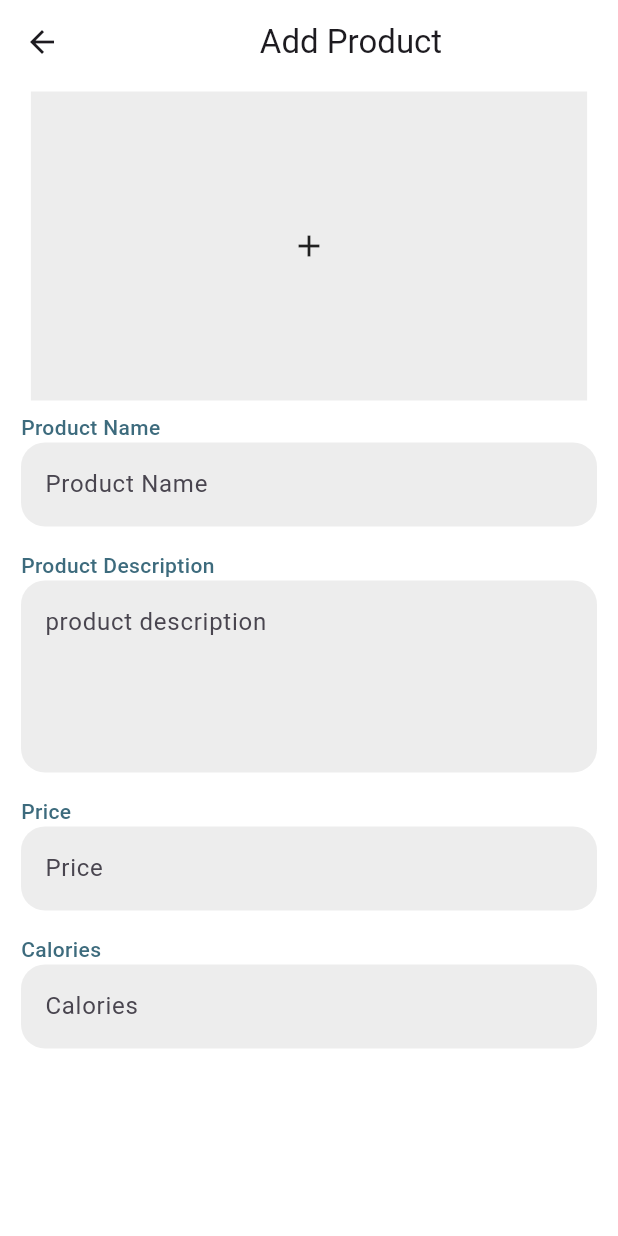
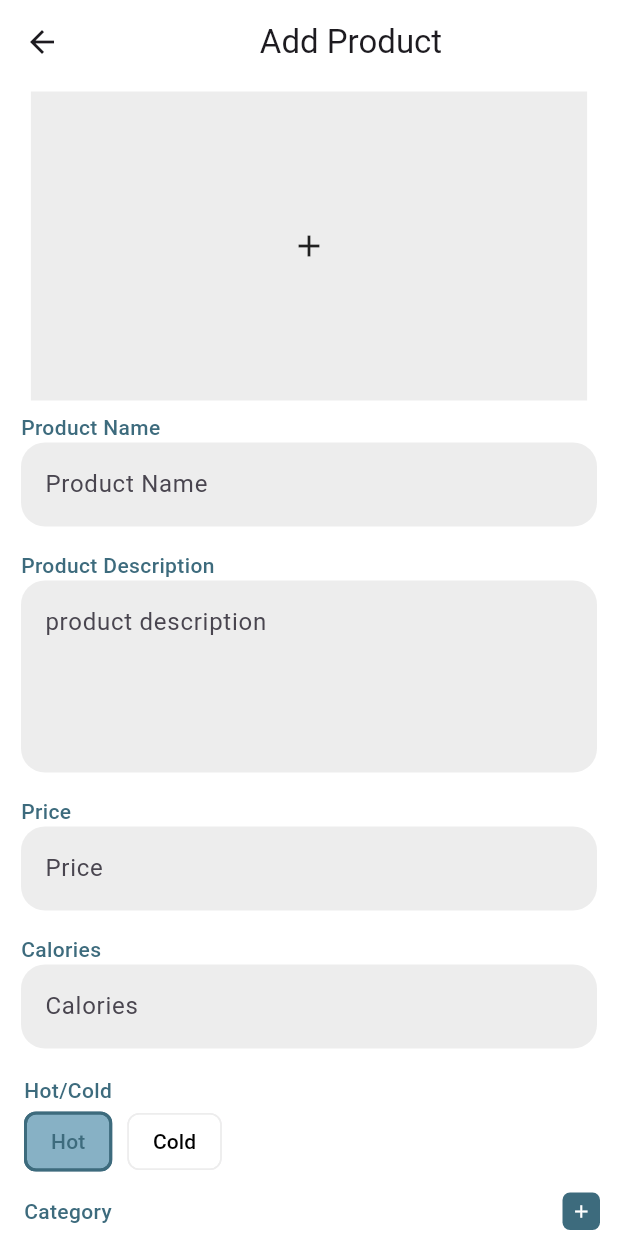
Before and after one commit to trt14/onze_coffee_app, a Flutter app: the screen it shows after launch, on a phone screen of 412 x 824 dp. Run offline on Flutter 3.47's test engine with Material 3 defaults, Android fonts, the phone set to English and light mode, and no system bars.

Commit message:
Desgin:Employee add product Part 2

```diff
--- a/lib/screen/employee/emp_add_product_screen.dart
+++ b/lib/screen/employee/emp_add_product_screen.dart
@@ -1,6 +1,7 @@
 import 'package:flutter/material.dart';
 import 'package:onze_coffee_app/helper/custom_colors.dart';
 import 'package:onze_coffee_app/helper/screen.dart';
+import 'package:onze_coffee_app/widget/custom_choice_chip.dart';
 import 'package:onze_coffee_app/widget/custom_text_field.dart';
 
 class EmpAddProductScreen extends StatelessWidget {
@@ -16,18 +17,21 @@ class EmpAddProductScreen extends StatelessWidget {
         ),
         backgroundColor: AppColor.white,
         body: SingleChildScrollView(
-          child: Center(
           child: Column(
+            mainAxisAlignment: MainAxisAlignment.start,
+            crossAxisAlignment: CrossAxisAlignment.start,
             children: [
               const SizedBox(
                 height: 5,
               ),
-                Container(
+              Center(
+                child: Container(
                   width: context.getWidth(value: 90 / 100),
                   height: context.getHeight(value: 0.25),
                   constraints: const BoxConstraints(maxWidth: 400),
                   decoration: const BoxDecoration(color: AppColor.fivth),
                   child: const Icon(Icons.add),
+                ),
               ),
               CustomTextField(
                 title: "Product Name",
@@ -46,8 +50,114 @@ class EmpAddProductScreen extends StatelessWidget {
                 title: "Calories",
                 hint: "Calories",
               ),
+              const SizedBox(
+                height: 10,
+              ),
+              Padding(
+                padding: const EdgeInsets.only(left: 16),
+                child: Column(
+                  mainAxisAlignment: MainAxisAlignment.start,
+                  crossAxisAlignment: CrossAxisAlignment.start,
+                  children: [
+                    const Text(
+                      "Hot/Cold",
+                      style: TextStyle(
+                          color: AppColor.primary,
+                          fontSize: 14,
+                          fontWeight: FontWeight.w500),
+                    ),
+                    Row(
+                      children: [
+                        ChoiceChip(
+                          label: const Text("Hot"),
+                          selected: true,
+                          selectedColor: AppColor.forth,
+                          side: const BorderSide(
+                              color: AppColor.primary, width: 2),
+                          labelStyle: const TextStyle(color: AppColor.primary),
+                          showCheckmark: false,
+                          onSelected: (value) {},
+                        ),
+                        const SizedBox(
+                          width: 10,
+                        ),
+                        const CustomChoiceChip(title: "Cold", isSelected: false)
+                      ],
+                    )
                   ],
                 ),
+              ),
+              const SizedBox(
+                height: 10,
+              ),
+              Padding(
+                padding: const EdgeInsets.only(left: 16, right: 12),
+                child: Column(
+                  mainAxisAlignment: MainAxisAlignment.start,
+                  crossAxisAlignment: CrossAxisAlignment.start,
+                  children: [
+                    Row(
+                      mainAxisAlignment: MainAxisAlignment.spaceBetween,
+                      children: [
+                        const Text(
+                          "Category",
+                          style: TextStyle(
+                              color: AppColor.primary,
+                              fontSize: 14,
+                              fontWeight: FontWeight.w500),
+                        ),
+                        Container(
+                          width: 25,
+                          height: 25,
+                          decoration: BoxDecoration(
+                              borderRadius: BorderRadius.circular(5),
+                              color: AppColor.primary),
+                          child: const Icon(
+                            Icons.add,
+                            size: 14,
+                            color: AppColor.white,
+                          ),
+                        )
+                      ],
+                    ),
+                    const Row(
+                      children: [
+                        CustomChoiceChip(title: "Machiatto", isSelected: true),
+                        SizedBox(
+                          width: 10,
+                        ),
+                        CustomChoiceChip(title: "Latte", isSelected: false),
+                        SizedBox(
+                          width: 10,
+                        ),
+                        CustomChoiceChip(title: "Americano", isSelected: false),
+                      ],
+                    )
+                  ],
+                ),
+              ),
+              const SizedBox(
+                height: 15,
+              ),
+              Center(
+                child: ElevatedButton(
+                  onPressed: () {},
+                  style: ElevatedButton.styleFrom(
+                    backgroundColor: AppColor.primary,
+                    shape: RoundedRectangleBorder(
+                      borderRadius: BorderRadius.circular(8),
+                    ),
+                  ),
+                  child: const Text(
+                    "Add Product",
+                    style: TextStyle(color: AppColor.white),
+                  ),
+                ),
+              ),
+              const SizedBox(
+                height: 10,
+              ),
+            ],
           ),
         ));
   }
--- /dev/null
+++ b/lib/widget/custom_choice_chip.dart
@@ -0,0 +1,26 @@
+import 'package:flutter/material.dart';
+import 'package:onze_coffee_app/helper/custom_colors.dart';
+
+class CustomChoiceChip extends StatelessWidget {
+  const CustomChoiceChip(
+      {super.key, required this.title, required this.isSelected});
+  final String title;
+  final bool isSelected;
+
+  @override
+  Widget build(BuildContext context) {
+    return ChoiceChip(
+      label: Text(title),
+      selected: isSelected,
+      selectedColor: AppColor.forth,
+      backgroundColor: AppColor.white,
+      side: BorderSide(
+          color: isSelected == true ? AppColor.primary : AppColor.fivth,
+          width: isSelected == true ? 2 : 1),
+      labelStyle: TextStyle(
+          color: isSelected == true ? AppColor.primary : AppColor.black),
+      showCheckmark: false,
+      onSelected: (value) {},
+    );
+  }
+}
```
Lines whose indentation alone changed are shown as unchanged.
